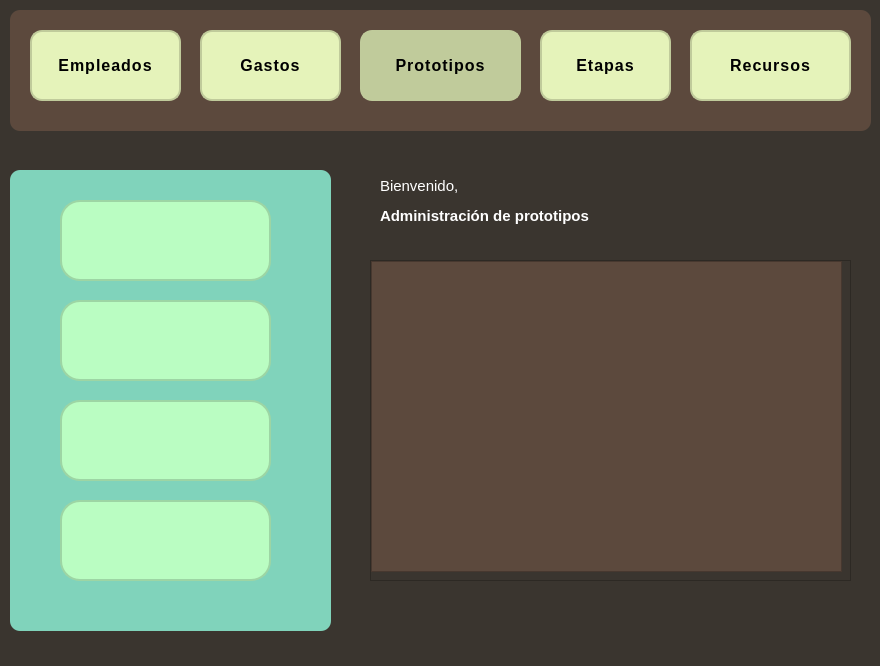
julinavas14/trabajo_programacion_sql, file V_P.ui: the form before one commit.
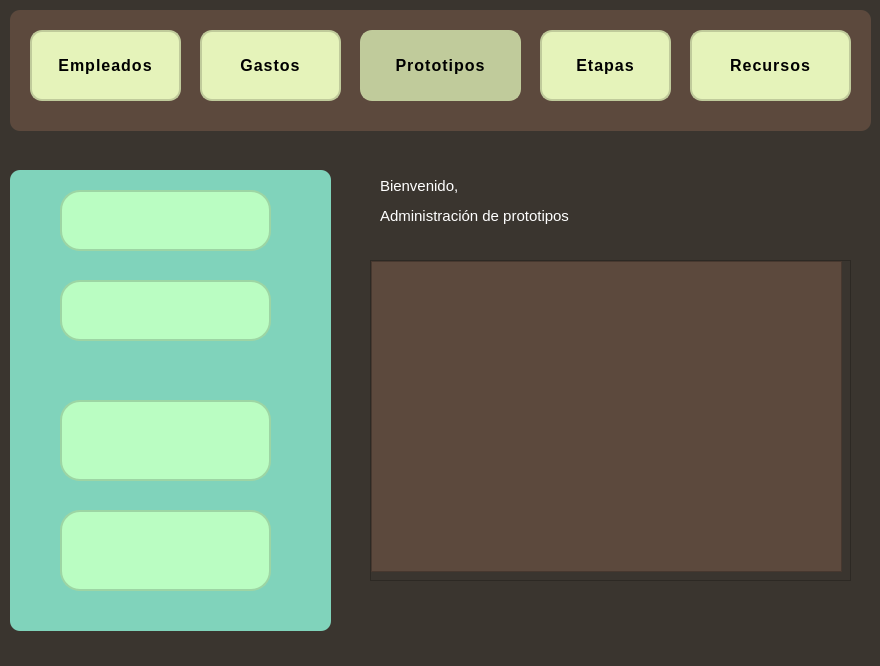
The form after the commit. Icons and pictures are not drawn.

Commit message: ALGUNOS CAMBIOS

Patch:
```diff
--- a/V_P.ui
+++ b/V_P.ui
@@ -14,9 +14,23 @@
    <string>MainWindow</string>
   </property>
   <property name="styleSheet">
-   <string notr="true">color:white;
-background-color: rgb(58, 53, 47);
-</string>
+   <string notr="true">QMessageBox{
+	background-color: #2d2d2d;
+	color: white;
+}
+QMessageBox QPushButton {
+	background-color: #5a5a5a;
+	color: white;
+    padding: 5px;
+	border-radius: 5px;
+}
+QMessageBox QPushButton:hover {
+	background-color: #6c6c6c;
+}
+*{
+	color :white;
+	background-color: rgb(58, 53, 47);
+}</string>
   </property>
   <property name="labelUsuario" stdset="0">
    <string/>
@@ -40,8 +54,7 @@
     <property name="styleSheet">
      <string notr="true">font: 15px;
 font-family: 'Open Sans', Arial, sans-serif;
-color: white;
-font-weight: bold;</string>
+color: white</string>
     </property>
     <property name="text">
      <string>Administración de prototipos</string>
@@ -233,9 +246,9 @@
      <property name="geometry">
       <rect>
        <x>50</x>
-       <y>30</y>
+       <y>20</y>
        <width>211</width>
-       <height>81</height>
+       <height>61</height>
       </rect>
      </property>
      <property name="cursor">
@@ -262,9 +275,9 @@
      <property name="geometry">
       <rect>
        <x>50</x>
-       <y>130</y>
+       <y>110</y>
        <width>211</width>
-       <height>81</height>
+       <height>61</height>
       </rect>
      </property>
      <property name="cursor">
@@ -320,7 +333,7 @@
      <property name="geometry">
       <rect>
        <x>50</x>
-       <y>330</y>
+       <y>340</y>
        <width>211</width>
        <height>81</height>
       </rect>
```
The commit also changes 1 other file.
